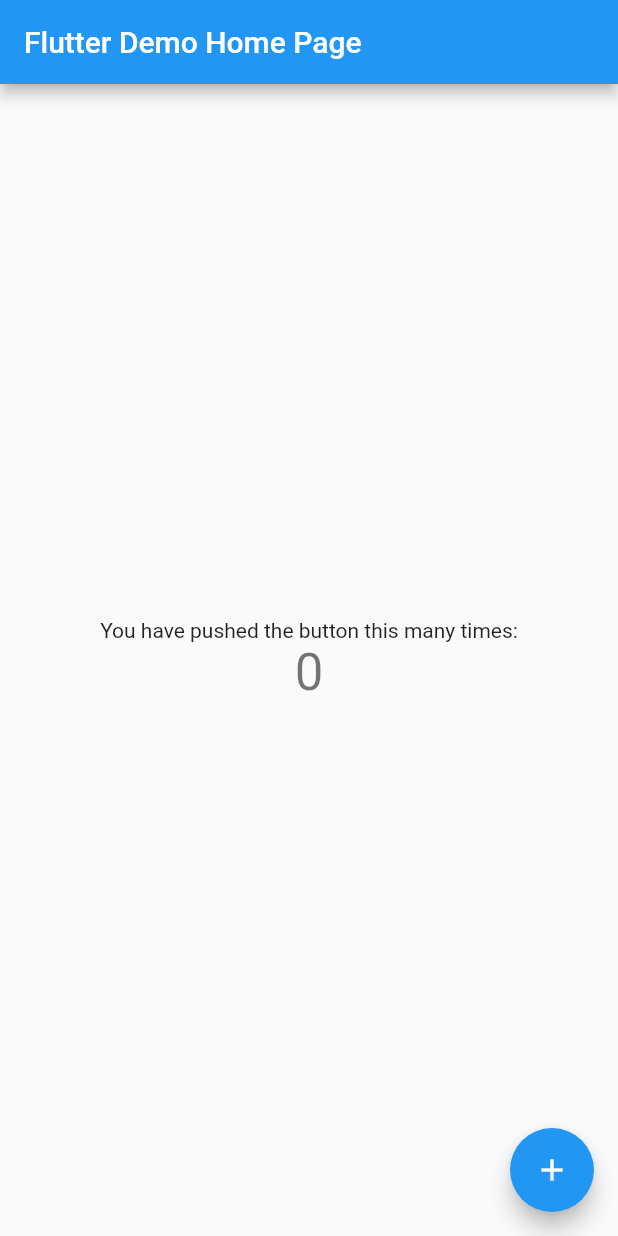
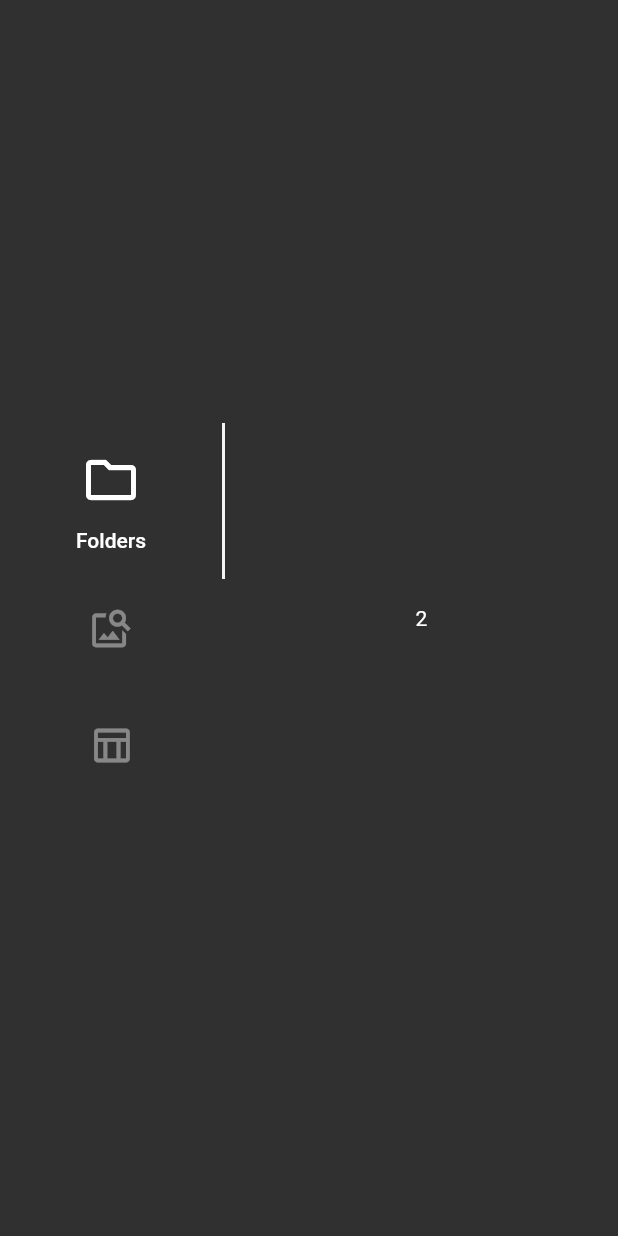
Before and after one commit to meg4cyberc4t/photodatabase, a Flutter app: the screen it shows after launch, on a phone screen of 412 x 824 dp. Run offline on Flutter 3.47's test engine with Material 2 defaults, Android fonts, the phone set to English and light mode, and no system bars; our stand-ins replace google_fonts.

Commit message:
Добавил tab bar

```diff
--- /dev/null
+++ b/lib/colors.dart
@@ -0,0 +1,55 @@
+import 'dart:ui' show Color;
+
+class PhotoDatabaseColors {
+  static const List<Color> accountColors = <Color>[
+    Color(0xFF005D57),
+    Color(0xFF04B97F),
+    Color(0xFF37EFBA),
+    Color(0xFF007D51),
+  ];
+
+  static const List<Color> billColors = <Color>[
+    Color(0xFFFFDC78),
+    Color(0xFFFF6951),
+    Color(0xFFFFD7D0),
+    Color(0xFFFFAC12),
+  ];
+
+  static const List<Color> budgetColors = <Color>[
+    Color(0xFFB2F2FF),
+    Color(0xFFB15DFF),
+    Color(0xFF72DEFF),
+    Color(0xFF0082FB),
+  ];
+
+  static const Color gray = Color(0xFFD8D8D8);
+  static const Color gray60 = Color(0x99D8D8D8);
+  static const Color gray25 = Color(0x40D8D8D8);
+  static const Color white60 = Color(0x99FFFFFF);
+  static const Color primaryBackground = Color(0xFF33333D);
+  static const Color inputBackground = Color(0xFF26282F);
+  static const Color cardBackground = Color(0x03FEFEFE);
+  static const Color buttonColor = Color(0xFF09AF79);
+  static const Color focusColor = Color(0xCCFFFFFF);
+  static const Color dividerColor = Color(0xAA282828);
+
+  /// Convenience method to get a single account color with position i.
+  static Color accountColor(int i) {
+    return cycledColor(accountColors, i);
+  }
+
+  /// Convenience method to get a single bill color with position i.
+  static Color billColor(int i) {
+    return cycledColor(billColors, i);
+  }
+
+  /// Convenience method to get a single budget color with position i.
+  static Color budgetColor(int i) {
+    return cycledColor(budgetColors, i);
+  }
+
+  /// Gets a color from a list that is considered to be infinitely repeating.
+  static Color cycledColor(List<Color> colors, int i) {
+    return colors[i % colors.length];
+  }
+}
--- /dev/null
+++ b/lib/homepage.dart
@@ -0,0 +1,142 @@
+import 'package:flutter/material.dart';
+import 'package:photodatabase/tabbar.dart';
+
+const int tabCount = 3;
+const int turnsToRotateRight = 1;
+const int turnsToRotateLeft = 3;
+// Все изображения - Страница изображения
+// Список папок - Страница папки - Страница изображения
+// Таблица
+
+class HomePage extends StatefulWidget {
+  const HomePage({Key? key}) : super(key: key);
+
+  @override
+  State<HomePage> createState() => _HomePageState();
+}
+
+class _HomePageState extends State<HomePage>
+    with SingleTickerProviderStateMixin, RestorationMixin {
+  late TabController _tabController;
+  RestorableInt tabIndex = RestorableInt(2);
+
+  @override
+  String get restorationId => 'home_page';
+
+  @override
+  void restoreState(RestorationBucket? oldBucket, bool initialRestore) {
+    registerForRestoration(tabIndex, 'tab_index');
+    _tabController.index = tabIndex.value;
+  }
+
+  @override
+  void initState() {
+    super.initState();
+    _tabController = TabController(length: tabCount, vsync: this)
+      ..addListener(() {
+        setState(() {
+          tabIndex.value = _tabController.index;
+        });
+      });
+  }
+
+  @override
+  void dispose() {
+    _tabController.dispose();
+    tabIndex.dispose();
+    super.dispose();
+  }
+
+  bool isDesktop() {
+    return true;
+  }
+
+  @override
+  Widget build(BuildContext context) {
+    final theme = Theme.of(context);
+    final _isDesktop = isDesktop();
+    const verticalRotation = turnsToRotateLeft;
+    const revertVerticalRotation = turnsToRotateRight;
+    var tabBarView = Row(
+      children: [
+        Container(
+          width: 150,
+          alignment: Alignment.topCenter,
+          padding: const EdgeInsets.symmetric(vertical: 32),
+          child: Column(
+            mainAxisAlignment: MainAxisAlignment.center,
+            children: [
+              RotatedBox(
+                quarterTurns: verticalRotation,
+                child: PhotoDatabaseTabBar(
+                  tabs: buildTabs(
+                    context: context,
+                    theme: theme,
+                    isVertical: true,
+                    tabController: _tabController,
+                  ).map(
+                    (widget) {
+                      return RotatedBox(
+                        child: widget,
+                        quarterTurns: revertVerticalRotation,
+                      );
+                    },
+                  ).toList(),
+                  tabController: _tabController,
+                ),
+              ),
+            ],
+          ),
+        ),
+        Expanded(
+          child: RotatedBox(
+            quarterTurns: verticalRotation,
+            child: TabBarView(
+              controller: _tabController,
+              children: _buildTabViews().map(
+                (widget) {
+                  return RotatedBox(
+                    child: widget,
+                    quarterTurns: revertVerticalRotation,
+                  );
+                },
+              ).toList(),
+            ),
+          ),
+        ),
+      ],
+    );
+    return Scaffold(
+      body: SafeArea(
+        top: !_isDesktop,
+        bottom: !_isDesktop,
+        child: Theme(
+          data: theme.copyWith(
+            splashColor: Colors.transparent,
+            highlightColor: Colors.transparent,
+          ),
+          child: FocusTraversalGroup(
+            policy: OrderedTraversalPolicy(),
+            child: tabBarView,
+          ),
+        ),
+      ),
+    );
+    // return Scaffold(
+    //   appBar: AppBar(
+    //     title: const Text('Photo Database'),
+    //   ),
+    //   body: const Center(
+    //     child: Text('HomePage'),
+    //   ),
+    // );
+  }
+
+  List<Widget> _buildTabViews() {
+    return const [
+      Scaffold(body: Center(child: Text('0'))),
+      Scaffold(body: Center(child: Text('1'))),
+      Scaffold(body: Center(child: Text('2'))),
+    ];
+  }
+}
--- /dev/null
+++ b/lib/layout.dart
@@ -0,0 +1,4 @@
+import 'package:flutter/foundation.dart';
+
+double letterSpacingOrNone(double letterSpacing) =>
+    kIsWeb ? 0.0 : letterSpacing;
--- a/lib/main.dart
+++ b/lib/main.dart
@@ -1,115 +1,87 @@
 import 'package:flutter/material.dart';
+import 'package:flutter/services.dart';
+import 'package:google_fonts/google_fonts.dart';
+import 'package:photodatabase/colors.dart';
+import 'package:photodatabase/homepage.dart';
+import 'package:photodatabase/layout.dart';
 
 void main() {
+  // GoogleFonts.config.allowRuntimeFetching = false;
   runApp(const MyApp());
 }
 
 class MyApp extends StatelessWidget {
   const MyApp({Key? key}) : super(key: key);
 
-  // This widget is the root of your application.
   @override
   Widget build(BuildContext context) {
     return MaterialApp(
-      title: 'Flutter Demo',
-      theme: ThemeData(
-        // This is the theme of your application.
-        //
-        // Try running your application with "flutter run". You'll see the
-        // application has a blue toolbar. Then, without quitting the app, try
-        // changing the primarySwatch below to Colors.green and then invoke
-        // "hot reload" (press "r" in the console where you ran "flutter run",
-        // or simply save your changes to "hot reload" in a Flutter IDE).
-        // Notice that the counter didn't reset back to zero; the application
-        // is not restarted.
-        primarySwatch: Colors.blue,
-      ),
-      home: const MyHomePage(title: 'Flutter Demo Home Page'),
+      restorationScopeId: 'photo_database',
+      title: 'Photo Database',
+      debugShowCheckedModeBanner: false,
+      themeMode: ThemeMode.dark,
+      darkTheme: ThemeData.dark(),
+      theme: _buildTheme(),
+      initialRoute: '/',
+      routes: <String, WidgetBuilder>{
+        '/': (context) => const HomePage(),
+      },
+      // home: const HomePage(),
     );
   }
-}
 
-class MyHomePage extends StatefulWidget {
-  const MyHomePage({Key? key, required this.title}) : super(key: key);
-
-  // This widget is the home page of your application. It is stateful, meaning
-  // that it has a State object (defined below) that contains fields that affect
-  // how it looks.
-
-  // This class is the configuration for the state. It holds the values (in this
-  // case the title) provided by the parent (in this case the App widget) and
-  // used by the build method of the State. Fields in a Widget subclass are
-  // always marked "final".
-
-  final String title;
-
-  @override
-  State<MyHomePage> createState() => _MyHomePageState();
-}
-
-class _MyHomePageState extends State<MyHomePage> {
-  int _counter = 0;
-
-  void _incrementCounter() {
-    setState(() {
-      // This call to setState tells the Flutter framework that something has
-      // changed in this State, which causes it to rerun the build method below
-      // so that the display can reflect the updated values. If we changed
-      // _counter without calling setState(), then the build method would not be
-      // called again, and so nothing would appear to happen.
-      _counter++;
-    });
+  ThemeData _buildTheme() {
+    final base = ThemeData.dark();
+    return ThemeData(
+      appBarTheme: const AppBarTheme(
+        systemOverlayStyle: SystemUiOverlayStyle.light,
+        backgroundColor: PhotoDatabaseColors.primaryBackground,
+        elevation: 0,
+      ),
+      scaffoldBackgroundColor: PhotoDatabaseColors.primaryBackground,
+      primaryColor: PhotoDatabaseColors.primaryBackground,
+      focusColor: PhotoDatabaseColors.primaryBackground,
+      textTheme: _buildTextTheme(base.textTheme),
+      inputDecorationTheme: const InputDecorationTheme(
+        labelStyle: TextStyle(
+          color: PhotoDatabaseColors.gray,
+          fontWeight: FontWeight.w500,
+        ),
+        filled: true,
+        fillColor: PhotoDatabaseColors.inputBackground,
+        focusedBorder: InputBorder.none,
+      ),
+      visualDensity: VisualDensity.standard,
+    );
   }
 
-  @override
-  Widget build(BuildContext context) {
-    // This method is rerun every time setState is called, for instance as done
-    // by the _incrementCounter method above.
-    //
-    // The Flutter framework has been optimized to make rerunning build methods
-    // fast, so that you can just rebuild anything that needs updating rather
-    // than having to individually change instances of widgets.
-    return Scaffold(
-      appBar: AppBar(
-        // Here we take the value from the MyHomePage object that was created by
-        // the App.build method, and use it to set our appbar title.
-        title: Text(widget.title),
-      ),
-      body: Center(
-        // Center is a layout widget. It takes a single child and positions it
-        // in the middle of the parent.
-        child: Column(
-          // Column is also a layout widget. It takes a list of children and
-          // arranges them vertically. By default, it sizes itself to fit its
-          // children horizontally, and tries to be as tall as its parent.
-          //
-          // Invoke "debug painting" (press "p" in the console, choose the
-          // "Toggle Debug Paint" action from the Flutter Inspector in Android
-          // Studio, or the "Toggle Debug Paint" command in Visual Studio Code)
-          // to see the wireframe for each widget.
-          //
-          // Column has various properties to control how it sizes itself and
-          // how it positions its children. Here we use mainAxisAlignment to
-          // center the children vertically; the main axis here is the vertical
-          // axis because Columns are vertical (the cross axis would be
-          // horizontal).
-          mainAxisAlignment: MainAxisAlignment.center,
-          children: <Widget>[
-            const Text(
-              'You have pushed the button this many times:',
-            ),
-            Text(
-              '$_counter',
-              style: Theme.of(context).textTheme.headline4,
-            ),
-          ],
-        ),
-      ),
-      floatingActionButton: FloatingActionButton(
-        onPressed: _incrementCounter,
-        tooltip: 'Increment',
-        child: const Icon(Icons.add),
-      ), // This trailing comma makes auto-formatting nicer for build methods.
-    );
+  TextTheme _buildTextTheme(TextTheme base) {
+    return base
+        .copyWith(
+          bodyText2: GoogleFonts.comfortaa(
+            fontSize: 14,
+            fontWeight: FontWeight.w400,
+            letterSpacing: letterSpacingOrNone(0.5),
+          ),
+          bodyText1: GoogleFonts.roboto(
+            fontSize: 40,
+            fontWeight: FontWeight.w400,
+            letterSpacing: letterSpacingOrNone(1.4),
+          ),
+          button: GoogleFonts.comfortaa(
+            fontWeight: FontWeight.w700,
+            letterSpacing: letterSpacingOrNone(2.8),
+            fontSize: 13,
+          ),
+          headline5: GoogleFonts.roboto(
+            fontSize: 40,
+            fontWeight: FontWeight.w600,
+            letterSpacing: letterSpacingOrNone(1.4),
+          ),
+        )
+        .apply(
+          displayColor: Colors.white,
+          bodyColor: Colors.white,
+        );
   }
 }
--- /dev/null
+++ b/lib/tabbar.dart
@@ -0,0 +1,194 @@
+import 'package:flutter/material.dart';
+import 'package:photodatabase/homepage.dart';
+
+class PhotoDatabaseTabBar extends StatelessWidget {
+  const PhotoDatabaseTabBar(
+      {Key? key, required this.tabs, required this.tabController})
+      : super(key: key);
+
+  final List<Widget> tabs;
+  final TabController tabController;
+
+  @override
+  Widget build(BuildContext context) {
+    return FocusTraversalOrder(
+      order: const NumericFocusOrder(0),
+      child: TabBar(
+        isScrollable: true,
+        labelPadding: EdgeInsets.zero,
+        tabs: tabs,
+        controller: tabController,
+        indicatorColor: Theme.of(context).selectedRowColor,
+      ),
+    );
+  }
+}
+
+List<Widget> buildTabs({
+  required BuildContext context,
+  required ThemeData theme,
+  bool isVertical = true,
+  required TabController tabController,
+}) {
+  return [
+    _Tab(
+      theme: theme,
+      iconData: Icons.table_chart_outlined,
+      title: 'Union',
+      tabIndex: 0,
+      tabController: tabController,
+      isVertical: isVertical,
+      tabCount: tabCount,
+    ),
+    _Tab(
+      theme: theme,
+      iconData: Icons.image_search_outlined,
+      title: 'Photos',
+      tabIndex: 1,
+      tabController: tabController,
+      isVertical: isVertical,
+      tabCount: tabCount,
+    ),
+    _Tab(
+      theme: theme,
+      iconData: Icons.folder_outlined,
+      title: 'Folders',
+      tabIndex: 2,
+      tabController: tabController,
+      isVertical: isVertical,
+      tabCount: tabCount,
+    ),
+  ];
+}
+
+class _Tab extends StatefulWidget {
+  _Tab({
+    required ThemeData theme,
+    required IconData iconData,
+    required String title,
+    required int tabIndex,
+    required TabController tabController,
+    required this.isVertical,
+    required this.tabCount,
+  })  : titleText = Text(title, style: theme.textTheme.button),
+        isExpanded = tabController.index == tabIndex,
+        icon = Icon(
+          iconData,
+          semanticLabel: title,
+          size: tabIndex == tabCount - 1 ? 40 : 30,
+        );
+
+  final Text titleText;
+  final Icon icon;
+  final bool isExpanded;
+  final bool isVertical;
+  final int tabCount;
+
+  @override
+  _TabState createState() => _TabState();
+}
+
+class _TabState extends State<_Tab> with SingleTickerProviderStateMixin {
+  late Animation<double> _titleSizeAnimation;
+  late Animation<double> _titleFadeAnimation;
+  late Animation<double> _iconFadeAnimation;
+  late AnimationController _controller;
+
+  @override
+  void initState() {
+    super.initState();
+    _controller = AnimationController(
+      duration: const Duration(milliseconds: 200),
+      vsync: this,
+    );
+    _titleSizeAnimation = _controller.view;
+    _titleFadeAnimation = _controller.drive(CurveTween(curve: Curves.easeOut));
+    _iconFadeAnimation = _controller.drive(Tween<double>(begin: 0.6, end: 1));
+    if (widget.isExpanded) {
+      _controller.value = 1;
+    }
+  }
+
+  @override
+  void didUpdateWidget(_Tab oldWidget) {
+    super.didUpdateWidget(oldWidget);
+    if (widget.isExpanded) {
+      _controller.forward();
+    } else {
+      _controller.reverse();
+    }
+  }
+
+  @override
+  Widget build(BuildContext context) {
+    if (widget.isVertical) {
+      return Column(
+        children: [
+          const SizedBox(height: 18),
+          FadeTransition(
+            opacity: _iconFadeAnimation,
+            child: widget.icon,
+          ),
+          const SizedBox(height: 12),
+          FadeTransition(
+            opacity: _titleFadeAnimation,
+            child: SizeTransition(
+              axis: Axis.vertical,
+              axisAlignment: -1,
+              sizeFactor: _titleSizeAnimation,
+              child: Center(
+                child: ExcludeSemantics(
+                  child: widget.titleText,
+                ),
+              ),
+            ),
+          ),
+          const SizedBox(height: 18),
+        ],
+      );
+    }
+
+    // Calculate the width of each unexpanded tab by counting the number of
+    // units and dividing it into the screen width. Each unexpanded tab is 1
+    // unit, and there is always 1 expanded tab which is 1 unit + any extra
+    // space determined by the multiplier.
+    final width = MediaQuery.of(context).size.width;
+    const expandedTitleWidthMultiplier = 2;
+    final unitWidth = width / (tabCount + expandedTitleWidthMultiplier);
+
+    return ConstrainedBox(
+      constraints: const BoxConstraints(minHeight: 56),
+      child: Row(
+        children: [
+          FadeTransition(
+            opacity: _iconFadeAnimation,
+            child: SizedBox(
+              width: unitWidth,
+              child: widget.icon,
+            ),
+          ),
+          FadeTransition(
+            opacity: _titleFadeAnimation,
+            child: SizeTransition(
+              axis: Axis.horizontal,
+              axisAlignment: -1,
+              sizeFactor: _titleSizeAnimation,
+              child: SizedBox(
+                width: unitWidth * expandedTitleWidthMultiplier,
+                child: Center(
+                  child: ExcludeSemantics(child: widget.titleText),
+                ),
+              ),
+            ),
+          ),
+        ],
+      ),
+    );
+  }
+
+  @override
+  void dispose() {
+    _controller.dispose();
+    super.dispose();
+  }
+}
```
Also changed, not shown: pubspec.yaml (+2 -54 lines), pubspec.lock, 30 other files.
